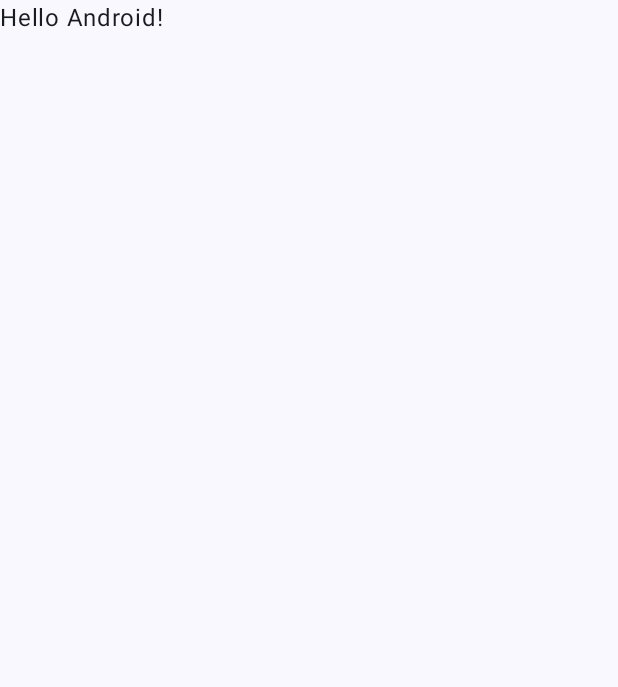
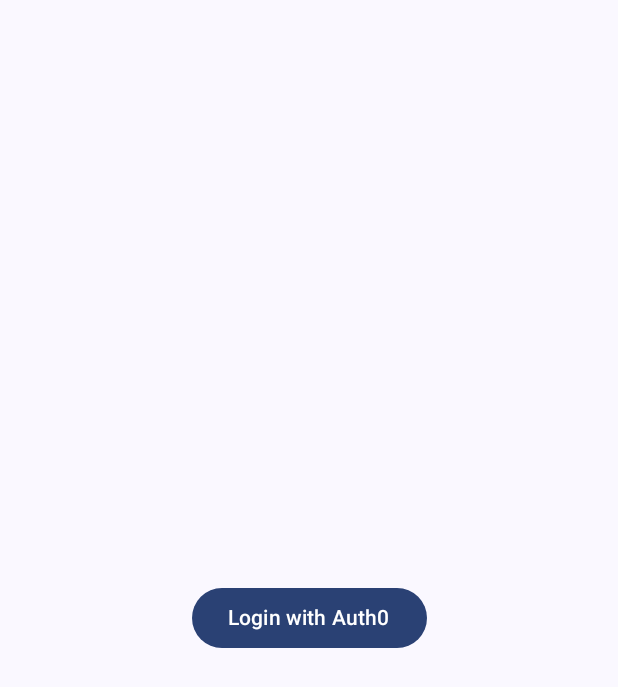
Before and after one commit to accodash/cool-chess-mobile, an Android app built with Jetpack Compose: the screen it shows after launch (MainActivity), on a phone screen of 412 x 824 dp. Before the commit the part shown is almost empty. Shown: the top 687 px of the screen. Run offline under Robolectric (Android 15) with nearby library versions, the phone set to English and light mode, and no system bars; libraries missing offline, so code that uses them is left out: com.auth0.android.

Commit message:
Make auth0 work 4 hours of misery

```diff
--- a/app/src/main/AndroidManifest.xml
+++ b/app/src/main/AndroidManifest.xml
@@ -1,6 +1,7 @@
 <?xml version="1.0" encoding="utf-8"?>
 <manifest xmlns:android="http://schemas.android.com/apk/res/android"
     xmlns:tools="http://schemas.android.com/tools">
+    <uses-permission android:name="android.permission.INTERNET"/>
 
     <application
         android:allowBackup="true"
@@ -11,11 +12,11 @@
         android:roundIcon="@mipmap/ic_launcher_round"
         android:supportsRtl="true"
         android:theme="@style/Theme.CoolChess"
-        tools:targetApi="31">
+        tools:targetApi="34"
+        android:usesCleartextTraffic="true">
         <activity
             android:name=".MainActivity"
             android:exported="true"
-            android:label="@string/app_name"
             android:theme="@style/Theme.CoolChess">
             <intent-filter>
                 <action android:name="android.intent.action.MAIN" />
--- a/app/src/main/java/pl/accodash/coolchess/MainActivity.kt
+++ b/app/src/main/java/pl/accodash/coolchess/MainActivity.kt
@@ -1,16 +1,36 @@
 package pl.accodash.coolchess
 
 import android.os.Bundle
+import android.util.Log
 import androidx.activity.ComponentActivity
 import androidx.activity.compose.setContent
 import androidx.activity.enableEdgeToEdge
+import androidx.compose.foundation.layout.Arrangement
+import androidx.compose.foundation.layout.Column
+import androidx.compose.foundation.layout.Spacer
 import androidx.compose.foundation.layout.fillMaxSize
+import androidx.compose.foundation.layout.height
 import androidx.compose.foundation.layout.padding
+import androidx.compose.material3.Button
+import androidx.compose.material3.CircularProgressIndicator
+import androidx.compose.material3.MaterialTheme
 import androidx.compose.material3.Scaffold
 import androidx.compose.material3.Text
 import androidx.compose.runtime.Composable
+import androidx.compose.runtime.getValue
+import androidx.compose.runtime.mutableStateOf
+import androidx.compose.runtime.remember
+import androidx.compose.runtime.rememberCoroutineScope
+import androidx.compose.runtime.setValue
+import androidx.compose.ui.Alignment
 import androidx.compose.ui.Modifier
-import androidx.compose.ui.tooling.preview.Preview
+import androidx.compose.ui.platform.LocalContext
+import androidx.compose.ui.unit.dp
+import kotlinx.coroutines.launch
+import pl.accodash.coolchess.api.RetrofitClient
+import pl.accodash.coolchess.api.models.User
+import pl.accodash.coolchess.api.services.UserService
+import pl.accodash.coolchess.auth.AuthManager
 import pl.accodash.coolchess.ui.theme.CoolChessTheme
 
 class MainActivity : ComponentActivity() {
@@ -20,10 +40,7 @@
         setContent {
             CoolChessTheme {
                 Scaffold(modifier = Modifier.fillMaxSize()) { innerPadding ->
-                    Greeting(
-                        name = "Android",
-                        modifier = Modifier.padding(innerPadding)
-                    )
+                    MainScreen(modifier = Modifier.padding(innerPadding))
                 }
             }
         }
@@ -31,17 +48,53 @@
 }
 
 @Composable
-fun Greeting(name: String, modifier: Modifier = Modifier) {
-    Text(
-        text = "Hello $name!",
+fun MainScreen(modifier: Modifier = Modifier) {
+    val context = LocalContext.current
+    val authManager = remember { AuthManager(context) }
+
+    var isLoading by remember { mutableStateOf(false) }
+    var user by remember { mutableStateOf<User?>(null) }
+    var errorMessage by remember { mutableStateOf<String?>(null) }
+
+    val scope = rememberCoroutineScope()
+
+    Column(
         modifier = modifier
-    )
-}
+            .fillMaxSize()
+            .padding(16.dp),
+        verticalArrangement = Arrangement.Center,
+        horizontalAlignment = Alignment.CenterHorizontally
+    ) {
+        if (isLoading) {
+            CircularProgressIndicator()
+        } else if (user != null) {
+            Text(text = "Hello, ${user!!.username}", style = MaterialTheme.typography.headlineSmall)
+        } else {
+            Button(
+                onClick = {
+                    scope.launch {
+                        isLoading = true
+                        try {
+                            val credentials = authManager.login(context)
+                            val token = credentials.accessToken
+                            val userService = RetrofitClient.createService(UserService::class.java, token)
+                            user = userService.getCurrentUser()
+                        } catch (e: Exception) {
+                            Log.e("MainScreen", "Auth or Fetch Failed", e)
+                            errorMessage = e.message
+                        } finally {
+                            isLoading = false
+                        }
+                    }
+                }
+            ) {
+                Text("Login with Auth0")
+            }
+        }
 
-@Preview(showBackground = true)
-@Composable
-fun GreetingPreview() {
-    CoolChessTheme {
-        Greeting("Android")
+        if (errorMessage != null) {
+            Spacer(modifier = Modifier.height(16.dp))
+            Text(text = "Error: $errorMessage", color = MaterialTheme.colorScheme.error)
+        }
     }
 }
--- /dev/null
+++ b/app/src/main/java/pl/accodash/coolchess/api/services/UserService.kt
@@ -0,0 +1,9 @@
+package pl.accodash.coolchess.api.services
+
+import pl.accodash.coolchess.api.models.User
+import retrofit2.http.GET
+
+interface UserService {
+    @GET("user/current-user")
+    suspend fun getCurrentUser(): User
+}
--- /dev/null
+++ b/app/src/main/java/pl/accodash/coolchess/auth/AuthManager.kt
@@ -0,0 +1,38 @@
+package pl.accodash.coolchess.auth
+
+import android.content.Context
+import com.auth0.android.Auth0
+import com.auth0.android.provider.WebAuthProvider
+import com.auth0.android.result.Credentials
+import com.auth0.android.callback.Callback
+import com.auth0.android.authentication.AuthenticationException
+import kotlinx.coroutines.suspendCancellableCoroutine
+import pl.accodash.coolchess.BuildConfig
+import kotlin.coroutines.resume
+import kotlin.coroutines.resumeWithException
+
+class AuthManager(context: Context) {
+    private val domain = BuildConfig.AUTH0_DOMAIN
+    private val clientId = BuildConfig.AUTH0_CLIENT_ID
+    private val audience = BuildConfig.AUTH0_AUDIENCE
+
+    private val account = Auth0(clientId, domain)
+
+    suspend fun login(context: Context): Credentials {
+        return suspendCancellableCoroutine { cont ->
+            WebAuthProvider.login(account)
+                .withScheme("demo")
+                .withAudience(audience)
+                .withScope("openid profile email offline_access")
+                .start(context, object : Callback<Credentials, AuthenticationException> {
+                    override fun onSuccess(result: Credentials) {
+                        cont.resume(result)
+                    }
+
+                    override fun onFailure(error: AuthenticationException) {
+                        cont.resumeWithException(error)
+                    }
+                })
+        }
+    }
+}
```
Also changed, not shown: app/build.gradle.kts (+21 -0 lines), app/src/main/java/pl/accodash/coolchess/api/RetrofitClient.kt (added, +46 -0 lines), app/src/main/java/pl/accodash/coolchess/api/models/Rating.kt (added, +8 -0 lines), app/src/main/java/pl/accodash/coolchess/api/models/User.kt (added, +14 -0 lines), gradle/libs.versions.toml (+13 -2 lines).
